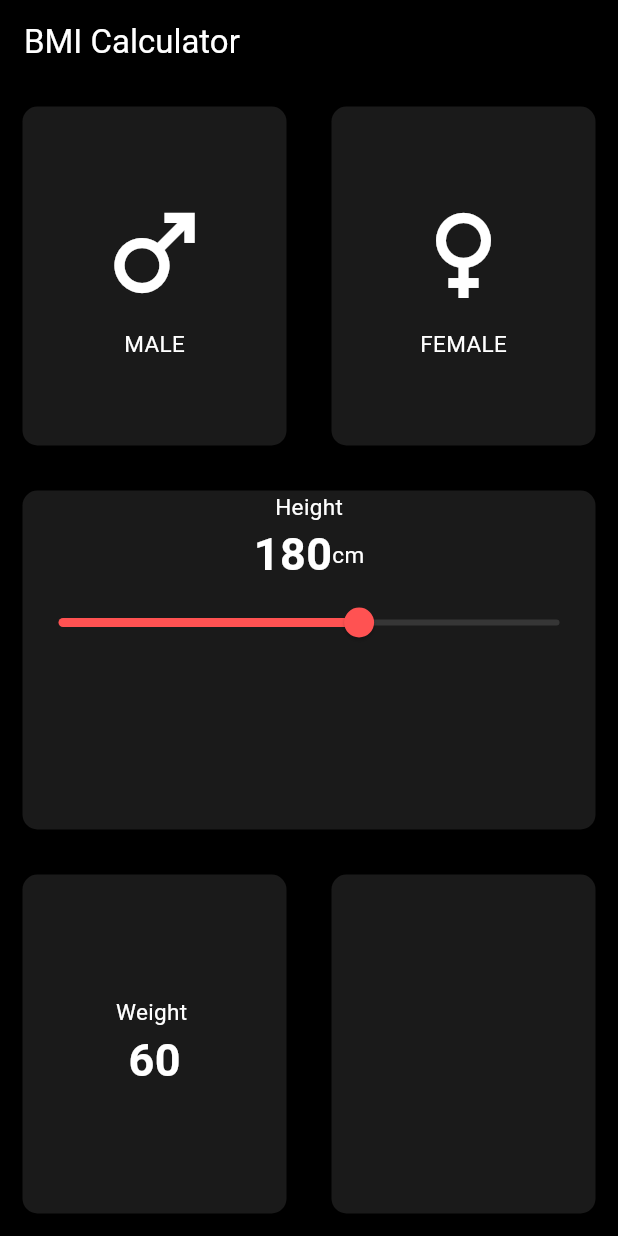
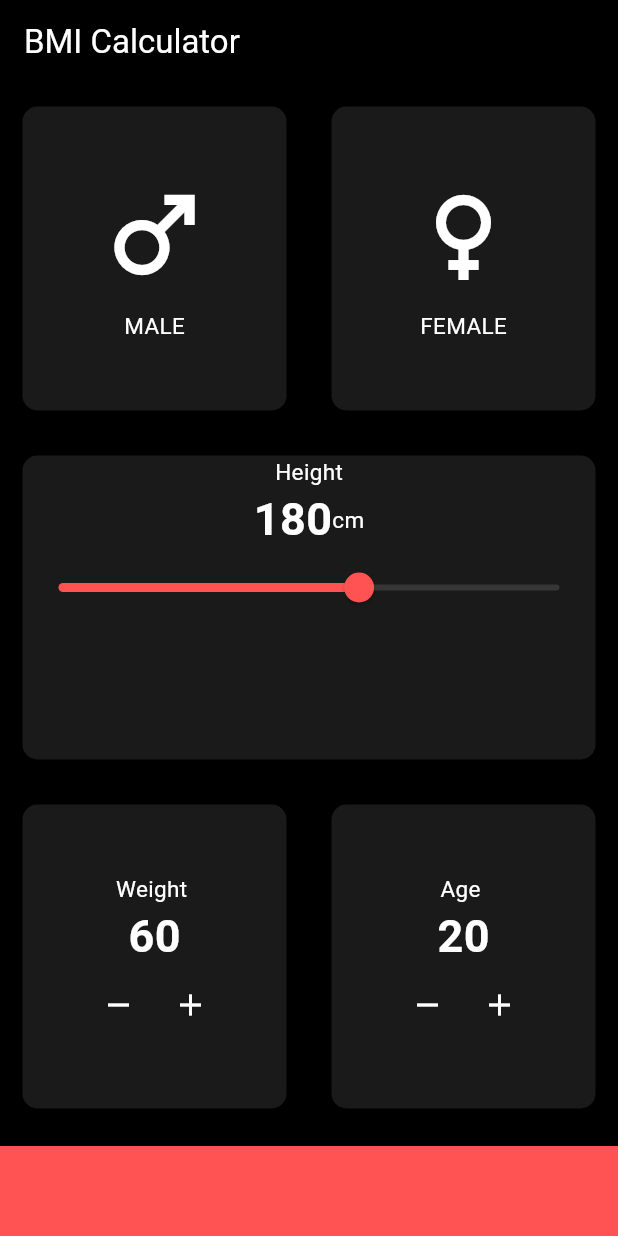
Before and after one commit to Bhattisahb/Flutter-practice-by-Husnain-Bhatti, a Flutter app: the screen it shows after launch, on a phone screen of 412 x 824 dp. Run offline on Flutter 3.47's test engine with Material 3 defaults, Android fonts, the light colour scheme and no system bars.

Commit message:
video 10
added age icon and give functionality

```diff
--- a/bmi_app/lib/main.dart
+++ b/bmi_app/lib/main.dart
@@ -48,6 +48,7 @@ class _BMIState extends State<BMI> {
   Gender? selectGender;
   int sliderheight=180;
   int sliderweight=60;
+  int sliderage=20;
   // Color malecolor = activecolor;
   // Color femalecolor = deactivecolor;
   //
@@ -188,36 +189,103 @@ class _BMIState extends State<BMI> {
     children: [
     Expanded(
     child: Container(
-                  margin: const EdgeInsets.all(15),
+    margin: EdgeInsets.all(15),
     decoration: BoxDecoration(
-                    color: Colors.white10,
     borderRadius: BorderRadius.circular(10),
+    color: Colors.white10
+
     ),
-
     child: Column(
     mainAxisAlignment: MainAxisAlignment.center,
     children: [
     Text("Weight ",  style: TextStyle(fontSize: 15, color: Colors.white)),
-                  Text("$sliderweight" , style: TextStyle(fontSize: 30, color: Colors.white, fontWeight: FontWeight.w700),),
+    Text("$sliderweight" , style: TextStyle(fontSize: 30, color: Colors.white, fontWeight: FontWeight.w700),)
+    ,
 
-                      ]
+    Row(
+    mainAxisAlignment: MainAxisAlignment.center,
+    children: [
+    IconButton(
+    onPressed: () {
+    setState(() {
+    sliderweight--;
+    });
+    },
+    icon: Icon(Icons.remove, color: Colors.white),
+    ),
+    IconButton(
+    onPressed: () {
+    setState(() {
+    sliderweight++;
+    });
+    },
+    icon: Icon(Icons.add, color: Colors.white),
+    ),
+
+    ],
+    )
+
+    ],
+    ),
+
 
     ),
     ),
-              ),
+
     Expanded(
     child: Container(
-                  margin: const EdgeInsets.all(15),
+    margin: EdgeInsets.all(15),
     decoration: BoxDecoration(
-                    color: Colors.white10,
     borderRadius: BorderRadius.circular(10),
+    color: Colors.white10
+
     ),
+    child:  Column(
+    mainAxisAlignment: MainAxisAlignment.center,
+    children: [
+    Text("Age ",  style: TextStyle(fontSize: 15, color: Colors.white)),
+    Text("$sliderage" , style: TextStyle(fontSize: 30, color: Colors.white, fontWeight: FontWeight.w700),)
+    ,
+
+    Row(
+    mainAxisAlignment: MainAxisAlignment.center,
+    children: [
+    IconButton(
+    onPressed: () {
+    setState(() {
+    sliderage--;
+    });
+    },
+    icon: Icon(Icons.remove, color: Colors.white),
     ),
+    IconButton(
+    onPressed: () {
+    setState(() {
+    sliderage++;
+    });
+    },
+    icon: Icon(Icons.add, color: Colors.white),
     ),
+
+    ],
+    )
+
     ],
     ),
+
+
     ),
+    )
     ],
+    ),)
+        , Container(
+
+          height: 60 ,
+          margin: EdgeInsets.only(top: 10),
+          color: Colors.redAccent,
+          width: double.infinity,
+        ), ],
+
     );
   }
 }
```
Lines whose indentation alone changed are shown as unchanged.
